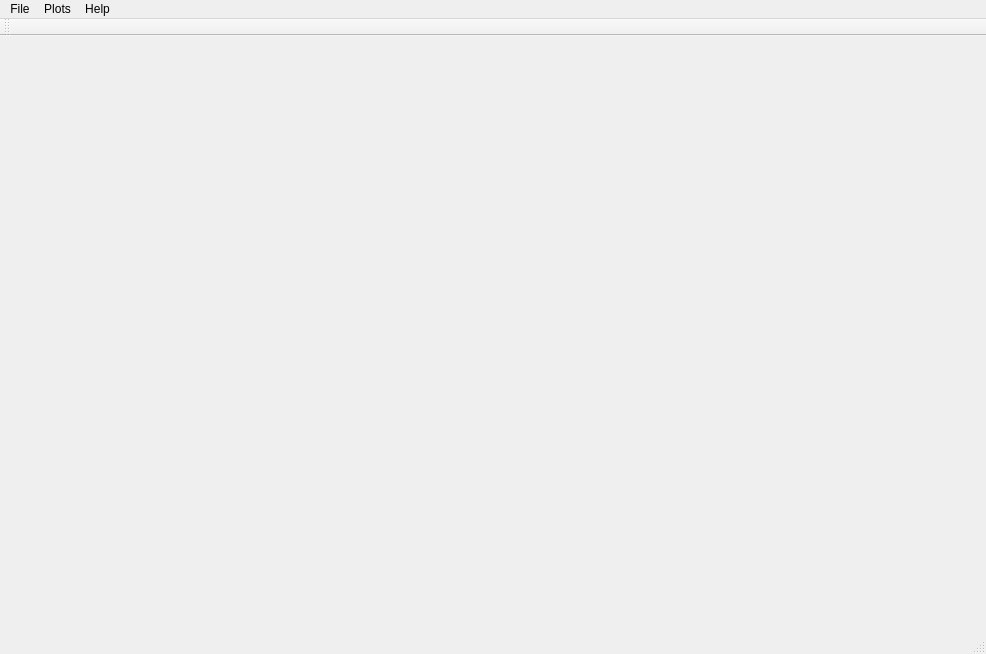
Qt form MainWindow.ui (ska-sa/AVNSignalAnalyser) before a commit.
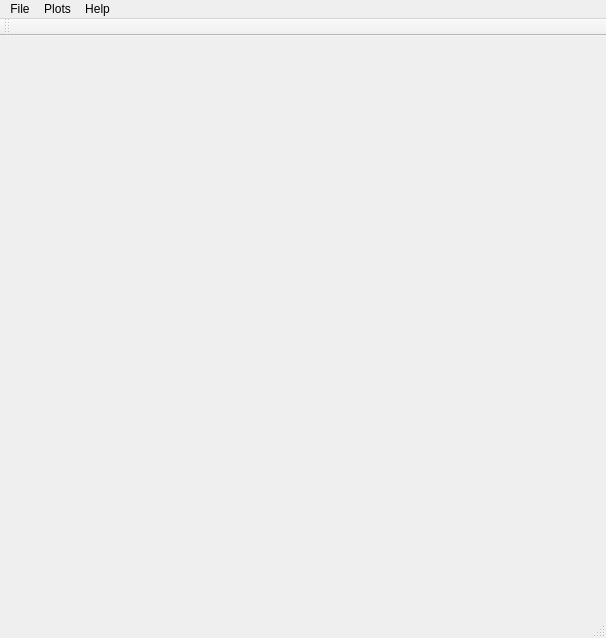
The same form after that commit. Icons and pictures are not drawn.

```diff
--- a/MainWindow.ui
+++ b/MainWindow.ui
@@ -6,8 +6,8 @@
    <rect>
     <x>0</x>
     <y>0</y>
-    <width>986</width>
-    <height>654</height>
+    <width>606</width>
+    <height>638</height>
    </rect>
   </property>
   <property name="sizePolicy">
@@ -25,28 +25,34 @@
   </property>
   <widget class="QWidget" name="centralWidget">
    <layout class="QVBoxLayout" name="verticalLayout_mainWindow">
+    <property name="spacing">
+     <number>2</number>
+    </property>
     <property name="margin">
-     <number>3</number>
+     <number>2</number>
     </property>
     <item>
      <layout class="QHBoxLayout" name="horizontalLayout_MainWindowTop">
+      <property name="spacing">
+       <number>0</number>
+      </property>
       <item>
        <layout class="QHBoxLayout" name="horizontalLayout">
         <property name="spacing">
-         <number>6</number>
+         <number>0</number>
         </property>
         <item>
          <widget class="QLabel" name="label">
           <property name="sizePolicy">
-           <sizepolicy hsizetype="Preferred" vsizetype="Minimum">
+           <sizepolicy hsizetype="Fixed" vsizetype="Fixed">
             <horstretch>0</horstretch>
             <verstretch>0</verstretch>
            </sizepolicy>
           </property>
           <property name="maximumSize">
            <size>
-            <width>80</width>
-            <height>100</height>
+            <width>65</width>
+            <height>78</height>
            </size>
           </property>
           <property name="text">
@@ -58,20 +64,39 @@
           <property name="scaledContents">
            <bool>true</bool>
           </property>
+          <property name="alignment">
+           <set>Qt::AlignCenter</set>
+          </property>
          </widget>
         </item>
+        <item>
+         <spacer name="horizontalSpacer">
+          <property name="orientation">
+           <enum>Qt::Horizontal</enum>
+          </property>
+          <property name="sizeType">
+           <enum>QSizePolicy::Fixed</enum>
+          </property>
+          <property name="sizeHint" stdset="0">
+           <size>
+            <width>6</width>
+            <height>20</height>
+           </size>
+          </property>
+         </spacer>
+        </item>
         <item>
          <widget class="QLabel" name="label_2">
           <property name="sizePolicy">
-           <sizepolicy hsizetype="Preferred" vsizetype="Minimum">
+           <sizepolicy hsizetype="Minimum" vsizetype="Ignored">
             <horstretch>0</horstretch>
             <verstretch>0</verstretch>
            </sizepolicy>
           </property>
           <property name="maximumSize">
            <size>
-            <width>80</width>
-            <height>100</height>
+            <width>83</width>
+            <height>78</height>
            </size>
           </property>
           <property name="text">
@@ -83,26 +108,13 @@
           <property name="scaledContents">
            <bool>true</bool>
           </property>
+          <property name="alignment">
+           <set>Qt::AlignCenter</set>
+          </property>
          </widget>
         </item>
        </layout>
       </item>
-      <item>
-       <spacer name="horizontalSpacer_top">
-        <property name="orientation">
-         <enum>Qt::Horizontal</enum>
-        </property>
-        <property name="sizeType">
-         <enum>QSizePolicy::Fixed</enum>
-        </property>
-        <property name="sizeHint" stdset="0">
-         <size>
-          <width>40</width>
-          <height>20</height>
-         </size>
-        </property>
-       </spacer>
-      </item>
      </layout>
     </item>
    </layout>
@@ -112,7 +124,7 @@
     <rect>
      <x>0</x>
      <y>0</y>
-     <width>986</width>
+     <width>606</width>
      <height>20</height>
     </rect>
    </property>
```
Left out of the diff: 3 changed lines with no effect on the pictures.
